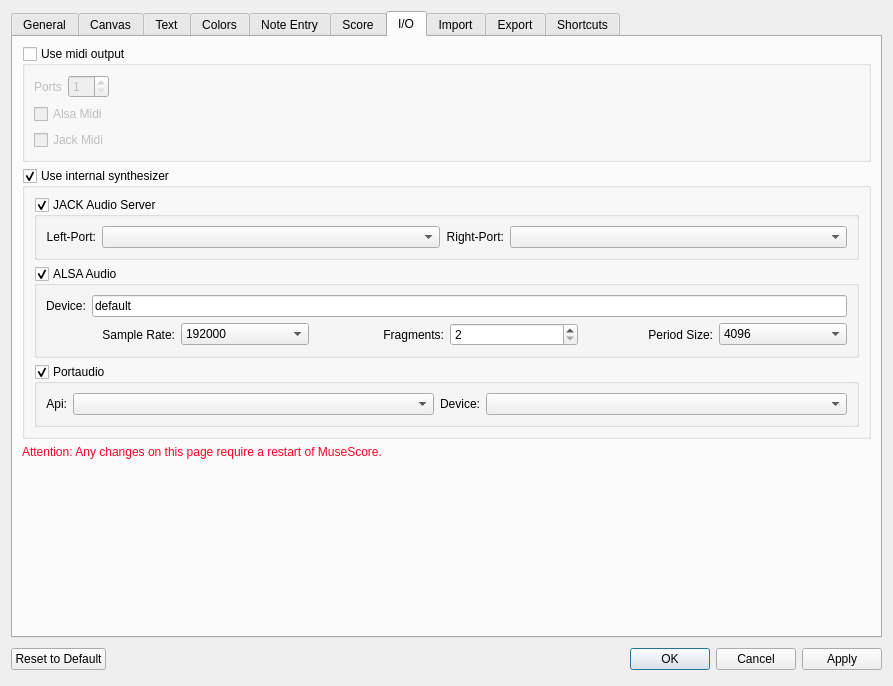
This is mscore/mscore/prefsdialog.ui in musescore/musescore-old as Qt 5 draws it before an edit. The edited form follows.
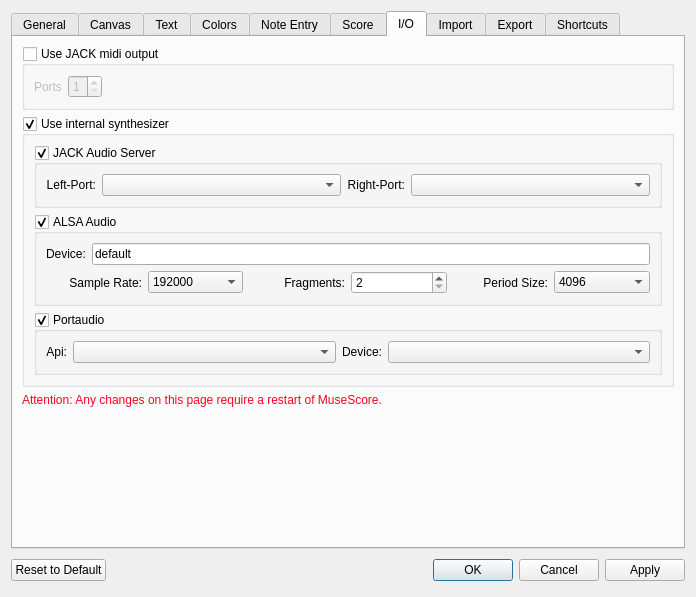
This is the edited form. The open tabs and pages were chosen to show the change. Icons and pictures are not drawn. Custom widgets are drawn as their Qt base class.

```diff
--- a/mscore/mscore/prefsdialog.ui
+++ b/mscore/mscore/prefsdialog.ui
@@ -6,8 +6,8 @@
    <rect>
     <x>0</x>
     <y>0</y>
-    <width>893</width>
-    <height>686</height>
+    <width>696</width>
+    <height>597</height>
    </rect>
   </property>
   <property name="windowTitle">
@@ -1571,9 +1571,9 @@
       </attribute>
       <layout class="QVBoxLayout">
        <item>
-        <widget class="QGroupBox" name="useMidiOutput">
+        <widget class="QGroupBox" name="useJackMidi">
          <property name="title">
-          <string>Use midi output</string>
+          <string>Use JACK midi output</string>
          </property>
          <property name="flat">
           <bool>true</bool>
@@ -1625,20 +1625,6 @@
             </property>
            </spacer>
           </item>
-          <item row="1" column="0">
-           <widget class="QCheckBox" name="useAlsaMidi">
-            <property name="text">
-             <string>Alsa Midi</string>
-            </property>
-           </widget>
-          </item>
-          <item row="2" column="0">
-           <widget class="QCheckBox" name="useJackMidi">
-            <property name="text">
-             <string>Jack Midi</string>
-            </property>
-           </widget>
-          </item>
          </layout>
         </widget>
        </item>
```
Left out of the diff: 2 changed lines with no effect on the pictures.
